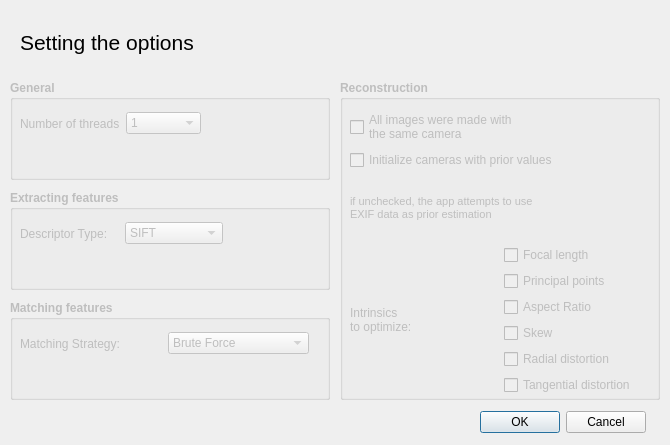
Above: ui/options_dialog.ui from lybros/appa before the change. Below: the same form after it.
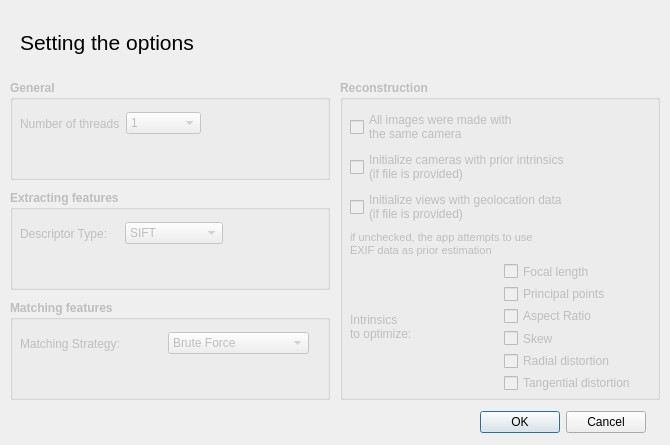
That is the form after the change.

Commit message: reading and applying prior geodata (with issues); fixing a Storage output_location bug

```diff
--- a/ui/options_dialog.ui
+++ b/ui/options_dialog.ui
@@ -79,13 +79,13 @@
    <property name="title">
     <string>Reconstruction</string>
    </property>
-   <widget class="QWidget" name="">
+   <widget class="QWidget" name="layoutWidget">
     <property name="geometry">
      <rect>
       <x>10</x>
       <y>30</y>
       <width>301</width>
-      <height>285</height>
+      <height>281</height>
      </rect>
     </property>
     <layout class="QVBoxLayout" name="verticalLayout_2">
@@ -112,7 +112,22 @@
         </font>
        </property>
        <property name="text">
-        <string>Initialize cameras with prior values</string>
+        <string>Initialize cameras with prior intrinsics
+(if file is provided)</string>
+       </property>
+      </widget>
+     </item>
+     <item>
+      <widget class="QCheckBox" name="use_geodata_checkBox">
+       <property name="font">
+        <font>
+         <weight>50</weight>
+         <bold>false</bold>
+        </font>
+       </property>
+       <property name="text">
+        <string>Initialize views with geolocation data
+(if file is provided)</string>
        </property>
       </widget>
      </item>
```
The commit also changes 12 other files.
